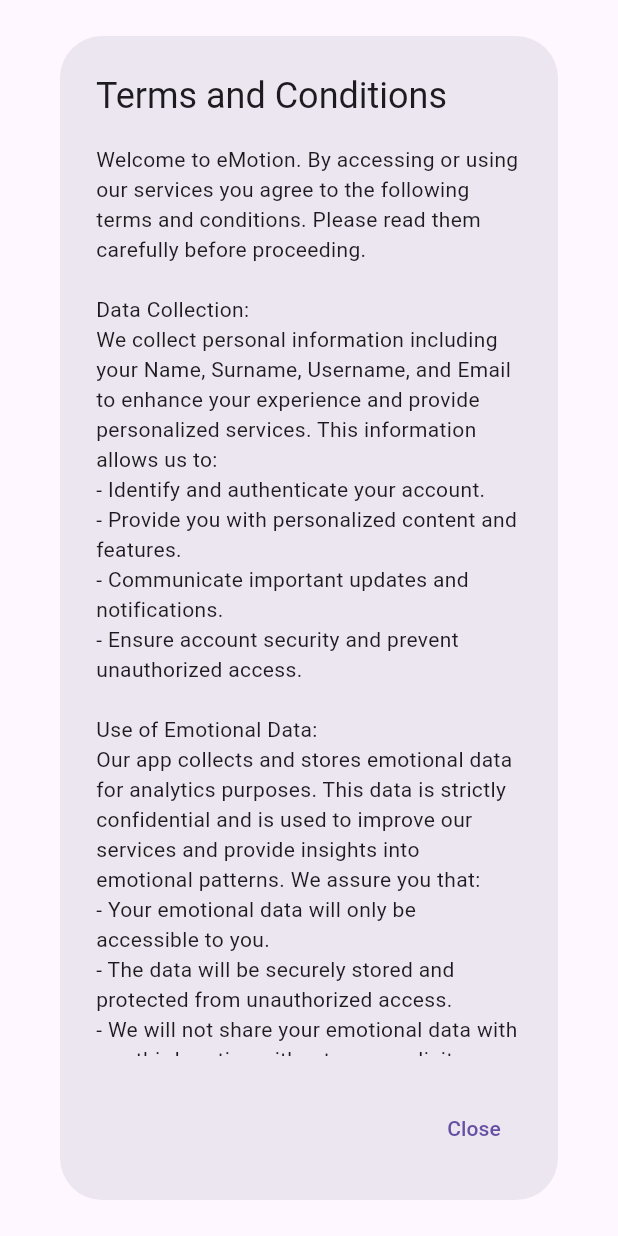
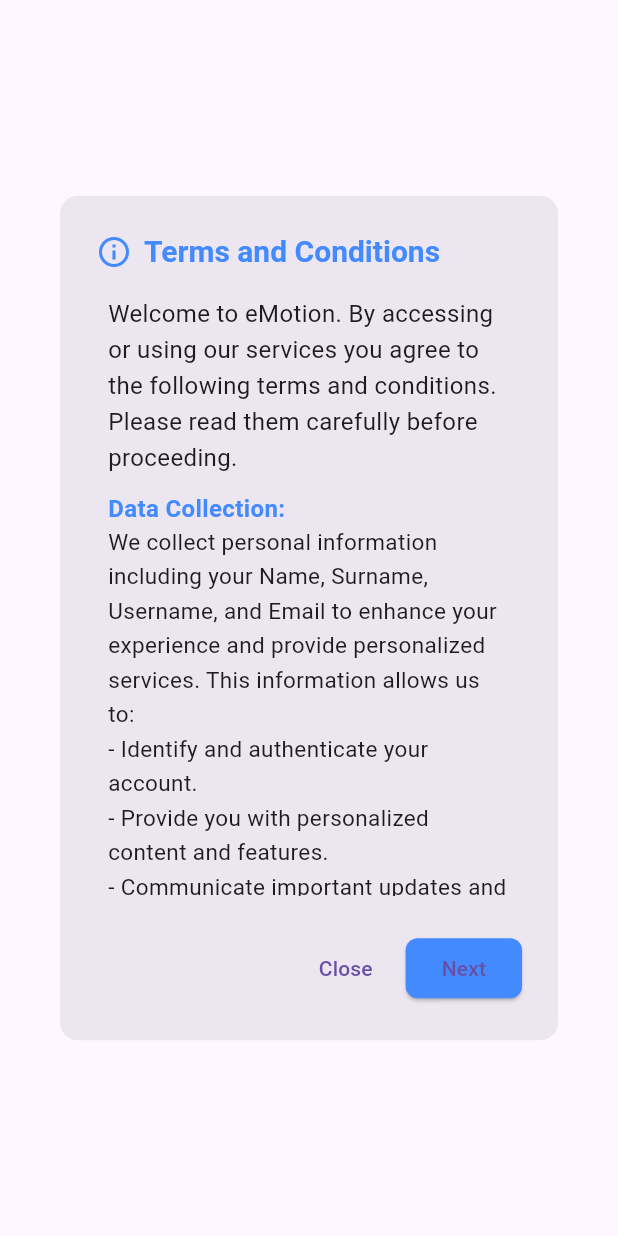
Before and after one commit to Kristoferseyan/fix-emotion, a Flutter app: the TermsAndConditionsDialog widget shown alone on an empty page, opened directly, on a phone screen of 412 x 824 dp. Run offline on Flutter 3.47's test engine with Material 3 defaults, Android fonts, the phone set to English and light mode, and no system bars; our stand-ins replace animated_splash_screen, camera, fl_chart, flutter_dotenv, flutter_signin_button, google_nav_bar and 7 more; missing offline and left inert: bcrypt, google_mlkit_commons, google_mlkit_pose_detection, mailer, tflite_v2; accounts and stored records are empty.

Commit message:
added data privacy act message upon registering

```diff
--- a/lib/auth-modules/reg-modules/terms_and_conditions_dialog.dart
+++ b/lib/auth-modules/reg-modules/terms_and_conditions_dialog.dart
@@ -1,44 +1,167 @@
 import 'package:flutter/material.dart';
 
-class TermsAndConditionsDialog extends StatelessWidget {
+class TermsAndConditionsDialog extends StatefulWidget {
   const TermsAndConditionsDialog({Key? key}) : super(key: key);
+
+  @override
+  _TermsAndConditionsDialogState createState() => _TermsAndConditionsDialogState();
+}
+
+class _TermsAndConditionsDialogState extends State<TermsAndConditionsDialog> {
+  int _currentPage = 0;
 
   @override
   Widget build(BuildContext context) {
     return AlertDialog(
-      title: const Text('Terms and Conditions'),
-      content: SingleChildScrollView(
-        child: Column(
-          crossAxisAlignment: CrossAxisAlignment.start,
-          children: const [
-            Text(
-              'Welcome to eMotion. By accessing or using our services you agree to the following terms and conditions. Please read them carefully before proceeding.\n\n'
-              'Data Collection:\nWe collect personal information including your Name, Surname, Username, and Email to enhance your experience and provide personalized services. This information allows us to:\n'
-              '- Identify and authenticate your account.\n'
-              '- Provide you with personalized content and features.\n'
-              '- Communicate important updates and notifications.\n'
-              '- Ensure account security and prevent unauthorized access.\n\n'
-              'Use of Emotional Data:\nOur app collects and stores emotional data for analytics purposes. This data is strictly confidential and is used to improve our services and provide insights into emotional patterns. We assure you that:\n'
-              '- Your emotional data will only be accessible to you.\n'
-              '- The data will be securely stored and protected from unauthorized access.\n'
-              '- We will not share your emotional data with any third parties without your explicit consent.\n\n'
-              'Data Security:\nWe prioritize the security of your personal and emotional data. We implement industry-standard security measures to protect your information from unauthorized access, disclosure, or misuse.\n\n'
-              'User Responsibilities:\nAs a user, you are responsible for maintaining the confidentiality of your account information, including your password. You agree to notify us immediately of any unauthorized use of your account.\n\n'
-              'Changes to Terms and Conditions:\nWe may update these terms and conditions from time to time. Any changes will be communicated to you, and your continued use of the app will constitute your acceptance of the revised terms.\n\n'
-              'Contact Information:\nIf you have any questions or concerns regarding these terms and conditions, please contact us at emotionthesis@googlegroups.com.\n\n'
-              'By proceeding with the registration, you acknowledge that you have read, understood, and agree to these terms and conditions.',
+      shape: RoundedRectangleBorder(
+        borderRadius: BorderRadius.circular(12.0),
+      ),
+      title: Row(
+        children: [
+          Icon(Icons.info_outline, color: Colors.blueAccent),
+          const SizedBox(width: 8),
+          Text(
+            _currentPage == 0 ? 'Terms and Conditions' : 'Data Privacy Act',
+            style: TextStyle(fontSize: 20, fontWeight: FontWeight.bold, color: Colors.blueAccent),
+          ),
+        ],
+      ),
+      content: SizedBox(
+        height: 400, // Makes sure it doesn't overflow on small screens
+        child: SingleChildScrollView(
+          child: Padding(
+            padding: const EdgeInsets.symmetric(horizontal: 8.0),
+            child: Column(
+              crossAxisAlignment: CrossAxisAlignment.start,
+              children: _currentPage == 0
+                  ? _buildTermsAndConditionsContent()
+                  : _buildDataPrivacyContent(),
             ),
-          ],
+          ),
         ),
       ),
       actions: [
+        if (_currentPage == 1)
+          TextButton(
+            onPressed: () {
+              setState(() {
+                _currentPage = 0;
+              });
+            },
+            child: const Text('Previous'),
+          ),
         TextButton(
           onPressed: () {
             Navigator.of(context).pop();
           },
           child: const Text('Close'),
         ),
+        if (_currentPage == 0)
+          ElevatedButton(
+            onPressed: () {
+              setState(() {
+                _currentPage = 1;
+              });
+            },
+            style: ElevatedButton.styleFrom(
+              backgroundColor: Colors.blueAccent,
+              shape: RoundedRectangleBorder(
+                borderRadius: BorderRadius.circular(8.0),
+              ),
+            ),
+            child: const Text('Next'),
+          ),
       ],
     );
   }
+
+  List<Widget> _buildTermsAndConditionsContent() {
+    return [
+      const Text(
+        'Welcome to eMotion. By accessing or using our services you agree to the following terms and conditions. Please read them carefully before proceeding.',
+        style: TextStyle(fontSize: 16, height: 1.5),
+      ),
+      const SizedBox(height: 10),
+      const Text(
+        'Data Collection:',
+        style: TextStyle(fontWeight: FontWeight.bold, fontSize: 16, color: Colors.blueAccent),
+      ),
+      const Text(
+        'We collect personal information including your Name, Surname, Username, and Email to enhance your experience and provide personalized services. This information allows us to:\n'
+        '- Identify and authenticate your account.\n'
+        '- Provide you with personalized content and features.\n'
+        '- Communicate important updates and notifications.\n'
+        '- Ensure account security and prevent unauthorized access.',
+        style: TextStyle(fontSize: 15, height: 1.5),
+      ),
+      const SizedBox(height: 10),
+      const Text(
+        'Use of Emotional Data:',
+        style: TextStyle(fontWeight: FontWeight.bold, fontSize: 16, color: Colors.blueAccent),
+      ),
+      const Text(
+        'Our app collects and stores emotional data for analytics purposes. This data is strictly confidential and is used to improve our services and provide insights into emotional patterns. We assure you that:\n'
+        '- Your emotional data will only be accessible to you.\n'
+        '- The data will be securely stored and protected from unauthorized access.\n'
+        '- We will not share your emotional data with any third parties without your explicit consent.',
+        style: TextStyle(fontSize: 15, height: 1.5),
+      ),
+      const SizedBox(height: 10),
+      const Text(
+        'Data Security:',
+        style: TextStyle(fontWeight: FontWeight.bold, fontSize: 16, color: Colors.blueAccent),
+      ),
+      const Text(
+        'We prioritize the security of your personal and emotional data. We implement industry-standard security measures to protect your information from unauthorized access, disclosure, or misuse.',
+        style: TextStyle(fontSize: 15, height: 1.5),
+      ),
+      const SizedBox(height: 10),
+      const Text(
+        'User Responsibilities:',
+        style: TextStyle(fontWeight: FontWeight.bold, fontSize: 16, color: Colors.blueAccent),
+      ),
+      const Text(
+        'As a user, you are responsible for maintaining the confidentiality of your account information, including your password. You agree to notify us immediately of any unauthorized use of your account.',
+        style: TextStyle(fontSize: 15, height: 1.5),
+      ),
+      const SizedBox(height: 10),
+      const Text(
+        'Changes to Terms and Conditions:',
+        style: TextStyle(fontWeight: FontWeight.bold, fontSize: 16, color: Colors.blueAccent),
+      ),
+      const Text(
+        'We may update these terms and conditions from time to time. Any changes will be communicated to you, and your continued use of the app will constitute your acceptance of the revised terms.',
+        style: TextStyle(fontSize: 15, height: 1.5),
+      ),
+      const SizedBox(height: 10),
+      const Text(
+        'Contact Information:',
+        style: TextStyle(fontWeight: FontWeight.bold, fontSize: 16, color: Colors.blueAccent),
+      ),
+      const Text(
+        'If you have any questions or concerns regarding these terms and conditions, please contact us at emotionthesis@googlegroups.com.',
+        style: TextStyle(fontSize: 15, height: 1.5),
+      ),
+      const SizedBox(height: 10),
+      const Text(
+        'By proceeding with the registration, you acknowledge that you have read, understood, and agree to these terms and conditions.',
+        style: TextStyle(fontSize: 15, height: 1.5),
+      ),
+    ];
+  }
+
+  List<Widget> _buildDataPrivacyContent() {
+    return [
+      const Text(
+        'Data Privacy Act Notice',
+        style: TextStyle(fontSize: 16, fontWeight: FontWeight.bold, color: Colors.blueAccent),
+      ),
+      const SizedBox(height: 10),
+      const Text(
+        'We are committed to protecting your personal data in accordance with the Philippine Data Privacy Act of 2012. By using this application, you agree to the collection and processing of your data, including information related to your emotions, poses, and session data. The data is stored securely and will only be used for the purpose of enhancing your experience within the app.\n\n'
+        'You have the right to access, correct, or delete your data at any time. For more information, please refer to our Privacy Policy.',
+        style: TextStyle(fontSize: 15, height: 1.5),
+      ),
+    ];
+  }
 }
```
